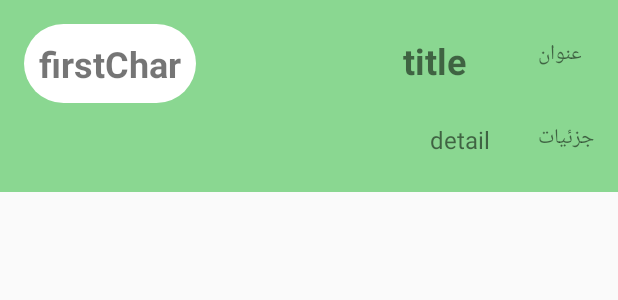
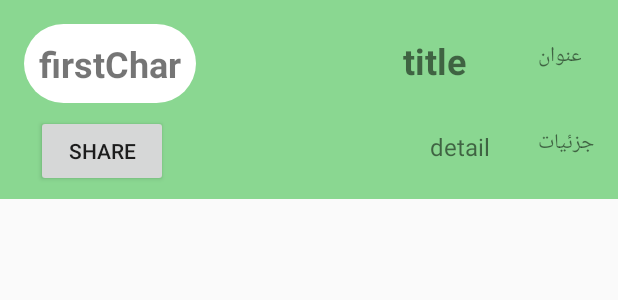
Before and after one commit to mktahmasbi1989/HW7_ORM, an Android app: the layout task_holder.xml on its own in the app's theme, with its tools: preview values and no code run, on a phone screen of 412 x 824 dp. Shown: the top 300 px of the screen. Run offline under Robolectric (Android 15) with nearby library versions, the phone set to English and light mode, and no system bars.

Commit message:
complete ORM ++

```diff
--- a/app/src/main/java/com/example/mohamdkazem/advancetodolist/AddTaskFragment.java
+++ b/app/src/main/java/com/example/mohamdkazem/advancetodolist/AddTaskFragment.java
@@ -9,9 +9,6 @@ import android.support.annotation.Nullable;
 import android.support.v4.app.DialogFragment;
 import android.support.v4.app.Fragment;
 import android.view.LayoutInflater;
-import android.view.Menu;
-import android.view.MenuInflater;
-import android.view.MenuItem;
 import android.view.View;
 import android.view.ViewGroup;
 import android.widget.Button;
@@ -57,7 +54,7 @@ public class AddTaskFragment extends DialogFragment {
     @Override
     public void onCreate(@Nullable Bundle savedInstanceState) {
         super.onCreate(savedInstanceState);
-        mTasks = TasksRepository.getInstance(getActivity()).getTaskListORM();
+        mTasks = TasksRepository.getInstance(getActivity()).getAllTaskListORM();
     }
 
 
--- a/app/src/main/java/com/example/mohamdkazem/advancetodolist/Model/TasksRepository.java
+++ b/app/src/main/java/com/example/mohamdkazem/advancetodolist/Model/TasksRepository.java
@@ -242,7 +242,7 @@ public class TasksRepository {
 
     }
 
-    public List<Task> getTaskListORM(){
+    public List<Task> getAllTaskListORM(){
         List<Task> taskList=new ArrayList<>();
         taskList=taskDao.loadAll();
         return taskList;
@@ -275,10 +275,10 @@ public class TasksRepository {
         taskDao.insert(task);
 
     }
-    public Task getTaskORm(Long id){
+    public Task getTaskORm(Long taskId){
         List<Task> list=taskDao.loadAll();
         for (int i = 0; i <list.size() ; i++) {
-            if (list.get(i).getUserId().equals(id)){
+            if (list.get(i).getTaskId().equals(taskId)){
                 return list.get(i);
             }
         }
--- a/app/src/main/java/com/example/mohamdkazem/advancetodolist/ShowTAskDetailDialog.java
+++ b/app/src/main/java/com/example/mohamdkazem/advancetodolist/ShowTAskDetailDialog.java
@@ -1,13 +1,11 @@
 package com.example.mohamdkazem.advancetodolist;
 
-import android.annotation.SuppressLint;
 import android.content.Intent;
 import android.os.Bundle;
 import android.support.annotation.NonNull;
 import android.support.annotation.Nullable;
 import android.support.v4.app.DialogFragment;
 import android.view.LayoutInflater;
-import android.view.TextureView;
 import android.view.View;
 import android.view.ViewGroup;
 import android.widget.Button;
--- a/app/src/main/res/layout/task_holder.xml
+++ b/app/src/main/res/layout/task_holder.xml
@@ -74,4 +74,15 @@
         app:layout_constraintEnd_toEndOf="parent"
         app:layout_constraintTop_toBottomOf="@+id/textView" />
 
+    <Button
+        android:id="@+id/btn_share"
+        android:layout_width="wrap_content"
+        android:layout_height="wrap_content"
+        android:layout_marginStart="16dp"
+        android:layout_marginTop="8dp"
+        android:text="share"
+        app:layout_constraintBottom_toBottomOf="parent"
+        app:layout_constraintStart_toStartOf="parent"
+        app:layout_constraintTop_toBottomOf="@+id/firstChar" />
+
 </android.support.constraint.ConstraintLayout>
```
Also changed, not shown: app/src/main/java/com/example/mohamdkazem/advancetodolist/AllTasksFragment.java (+34 -1 lines).
